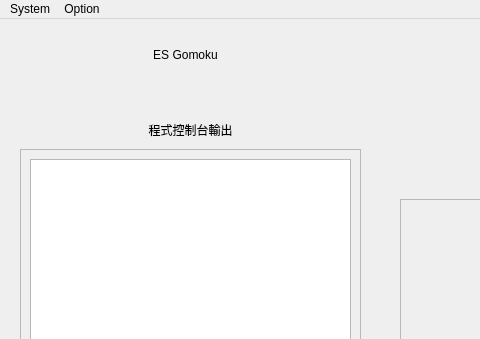
Agenicy/ESgomoku, file ESgomoku/MainScreen.ui: the form before one commit; both pictures show x 0 to 480 and y 0 to 339 of the 1280 by 720 pixel window.
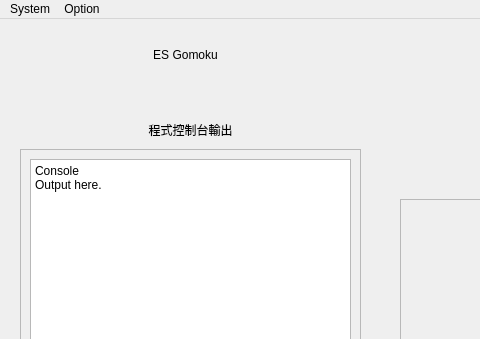
The form after the commit.

The edit to the form file:
```diff
--- a/ESgomoku/MainScreen.ui
+++ b/ESgomoku/MainScreen.ui
@@ -224,6 +224,10 @@
      <property name="readOnly">
       <bool>true</bool>
      </property>
+     <property name="plainText">
+      <string>Console
+Output here.</string>
+     </property>
     </widget>
    </widget>
    <widget class="QLabel" name="label_console">
```
